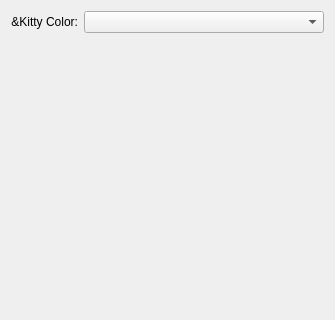
The window that src/catpaw_config.ui (redstrate/CatPaw) describes before a commit, drawn with Qt 5; both pictures show x 0 to 335 and y 0 to 320 of the 335 by 465 pixel window.
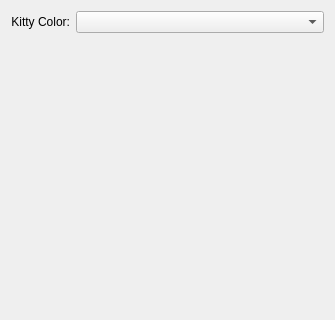
The same window after the commit. Custom widgets are drawn as their Qt base class.

Commit message: Fix config window

What changed in the file:
```diff
--- a/src/catpaw_config.ui
+++ b/src/catpaw_config.ui
@@ -16,7 +16,7 @@
      <item row="0" column="0">
       <widget class="QLabel" name="button1_label">
        <property name="text">
-        <string>&amp;Kitty Color:</string>
+        <string>Kitty Color:</string>
        </property>
        <property name="alignment">
         <set>Qt::AlignmentFlag::AlignRight|Qt::AlignmentFlag::AlignTrailing|Qt::AlignmentFlag::AlignVCenter</set>
```
Left out of the diff: 4 changed lines with no effect on the pictures. The commit also changes 2 other files.
